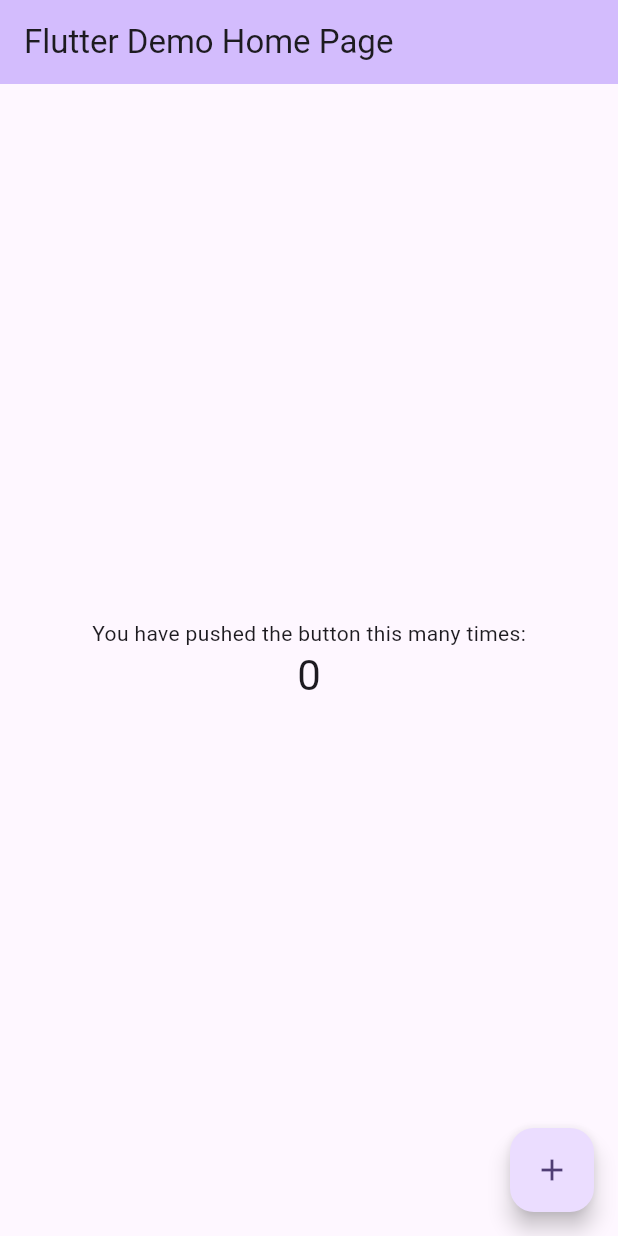
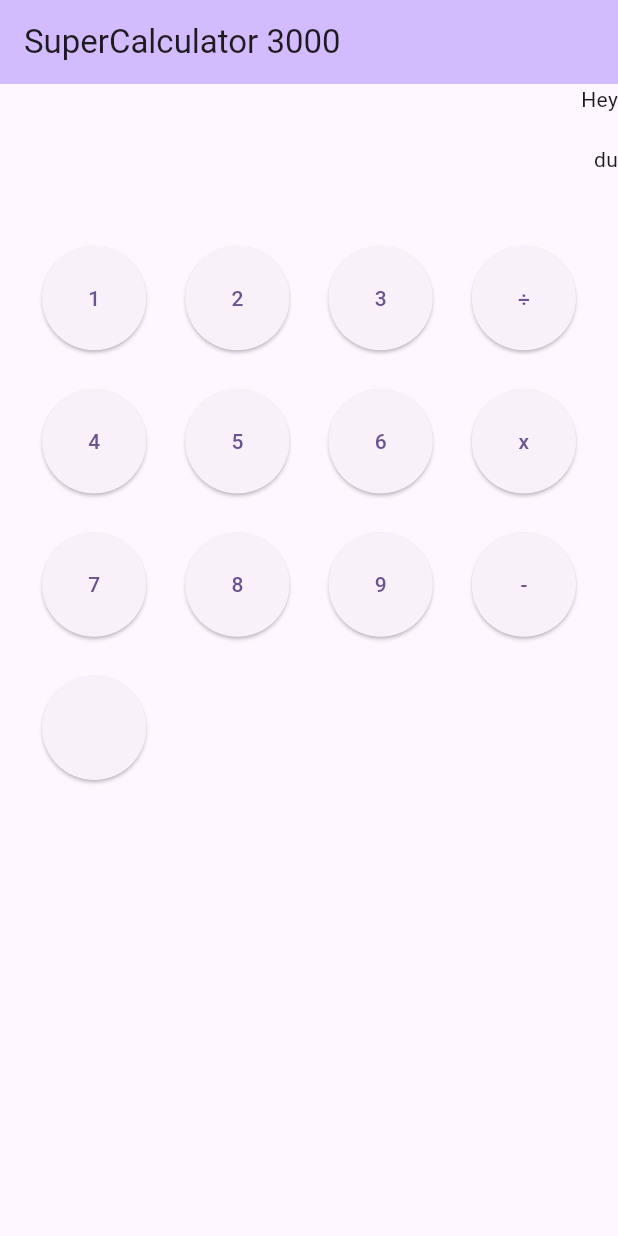
Before and after one commit to Mcfearless314/rpn_calculator, a Flutter app: the screen it shows after launch, on a phone screen of 412 x 824 dp. Run offline on Flutter 3.47's test engine with Material 3 defaults, Android fonts, the phone set to English and light mode, and no system bars.

Commit message:
push all changes

```diff
--- a/lib/main.dart
+++ b/lib/main.dart
@@ -1,11 +1,13 @@
+import 'dart:math';
+
 import 'package:flutter/material.dart';
 
 void main() {
-  runApp(const MyApp());
+  runApp(const MyCalculator());
 }
 
-class MyApp extends StatelessWidget {
-  const MyApp({super.key});
+class MyCalculator extends StatelessWidget {
+  const MyCalculator({super.key});
 
   // This widget is the root of your application.
   @override
@@ -13,40 +15,16 @@
     return MaterialApp(
       title: 'Flutter Demo',
       theme: ThemeData(
-        // This is the theme of your application.
-        //
-        // TRY THIS: Try running your application with "flutter run". You'll see
-        // the application has a purple toolbar. Then, without quitting the app,
-        // try changing the seedColor in the colorScheme below to Colors.green
-        // and then invoke "hot reload" (save your changes or press the "hot
-        // reload" button in a Flutter-supported IDE, or press "r" if you used
-        // the command line to start the app).
-        //
-        // Notice that the counter didn't reset back to zero; the application
-        // state is not lost during the reload. To reset the state, use hot
-        // restart instead.
-        //
-        // This works for code too, not just values: Most code changes can be
-        // tested with just a hot reload.
         colorScheme: ColorScheme.fromSeed(seedColor: Colors.deepPurple),
         useMaterial3: true,
       ),
-      home: const MyHomePage(title: 'Flutter Demo Home Page'),
+      home: const MyHomePage(title: 'SuperCalculator 3000'),
     );
   }
 }
 
 class MyHomePage extends StatefulWidget {
   const MyHomePage({super.key, required this.title});
-
-  // This widget is the home page of your application. It is stateful, meaning
-  // that it has a State object (defined below) that contains fields that affect
-  // how it looks.
-
-  // This class is the configuration for the state. It holds the values (in this
-  // case the title) provided by the parent (in this case the App widget) and
-  // used by the build method of the State. Fields in a Widget subclass are
-  // always marked "final".
 
   final String title;
 
@@ -55,71 +33,143 @@
 }
 
 class _MyHomePageState extends State<MyHomePage> {
-  int _counter = 0;
+  late List<int> _list;
 
-  void _incrementCounter() {
-    setState(() {
-      // This call to setState tells the Flutter framework that something has
-      // changed in this State, which causes it to rerun the build method below
-      // so that the display can reflect the updated values. If we changed
-      // _counter without calling setState(), then the build method would not be
-      // called again, and so nothing would appear to happen.
-      _counter++;
-    });
-  }
+  String get something => "Hey";
+
+  String get somethingElse => "du";
 
   @override
   Widget build(BuildContext context) {
-    // This method is rerun every time setState is called, for instance as done
-    // by the _incrementCounter method above.
-    //
-    // The Flutter framework has been optimized to make rerunning build methods
-    // fast, so that you can just rebuild anything that needs updating rather
-    // than having to individually change instances of widgets.
     return Scaffold(
       appBar: AppBar(
-        // TRY THIS: Try changing the color here to a specific color (to
-        // Colors.amber, perhaps?) and trigger a hot reload to see the AppBar
-        // change color while the other colors stay the same.
         backgroundColor: Theme.of(context).colorScheme.inversePrimary,
-        // Here we take the value from the MyHomePage object that was created by
-        // the App.build method, and use it to set our appbar title.
         title: Text(widget.title),
       ),
-      body: Center(
-        // Center is a layout widget. It takes a single child and positions it
-        // in the middle of the parent.
-        child: Column(
-          // Column is also a layout widget. It takes a list of children and
-          // arranges them vertically. By default, it sizes itself to fit its
-          // children horizontally, and tries to be as tall as its parent.
-          //
-          // Column has various properties to control how it sizes itself and
-          // how it positions its children. Here we use mainAxisAlignment to
-          // center the children vertically; the main axis here is the vertical
-          // axis because Columns are vertical (the cross axis would be
-          // horizontal).
-          //
-          // TRY THIS: Invoke "debug painting" (choose the "Toggle Debug Paint"
-          // action in the IDE, or press "p" in the console), to see the
-          // wireframe for each widget.
-          mainAxisAlignment: MainAxisAlignment.center,
-          children: <Widget>[
-            const Text(
-              'You have pushed the button this many times:',
+      body: Column(
+        children: <Widget>[
+          Row(
+            textDirection: TextDirection.rtl,
+            children: <Widget>[
+              SizedBox(
+                height: 40,
+                child: Text(something),
+              ),
+            ],
+          ),
+          Row(
+            textDirection: TextDirection.rtl,
+            children: <Widget>[
+              SizedBox(
+                height: 40,
+                child: Text(somethingElse),
+              ),
+            ],
+          ),
+          Expanded(
+            child: GridView.count(
+              primary: false,
+              padding: const EdgeInsets.all(20),
+              crossAxisSpacing: 10,
+              mainAxisSpacing: 10,
+              crossAxisCount: 4,
+              children: <Widget>[
+                Container(
+                  padding: const EdgeInsets.all(8),
+                  child: ElevatedButton(
+                    onPressed: () {},
+                    child: const Text("1"),
+                  ),
+                ),
+                Container(
+                  padding: const EdgeInsets.all(8),
+                  child: ElevatedButton(
+                    onPressed: () {},
+                    child: const Text("2"),
+                  ),
+                ),
+                Container(
+                  padding: const EdgeInsets.all(8),
+                  child: ElevatedButton(
+                    onPressed: () {},
+                    child: const Text("3"),
+                  ),
+                ),
+                Container(
+                  padding: const EdgeInsets.all(8),
+                  child: ElevatedButton(
+                    onPressed: () {},
+                    child: const Text("÷"),
+                  ),
+                ),
+                Container(
+                  padding: const EdgeInsets.all(8),
+                  child: ElevatedButton(
+                    onPressed: () {},
+                    child: const Text("4"),
+                  ),
+                ),
+                Container(
+                  padding: const EdgeInsets.all(8),
+                  child: ElevatedButton(
+                    onPressed: () {},
+                    child: const Text("5"),
+                  ),
+                ),
+                Container(
+                  padding: const EdgeInsets.all(8),
+                  child: ElevatedButton(
+                    onPressed: () {},
+                    child: const Text("6"),
+                  ),
+                ),
+                Container(
+                  padding: const EdgeInsets.all(8),
+                  child: ElevatedButton(
+                    onPressed: () {},
+                    child: const Text("x"),
+                  ),
+                ),
+                Container(
+                  padding: const EdgeInsets.all(8),
+                  child: ElevatedButton(
+                    onPressed: () {},
+                    child: const Text("7"),
+                  ),
+                ),
+                Container(
+                  padding: const EdgeInsets.all(8),
+                  child: ElevatedButton(
+                    onPressed: () {},
+                    child: const Text("8"),
+                  ),
+                ),
+                Container(
+                  padding: const EdgeInsets.all(8),
+                  child: ElevatedButton(
+                    onPressed: () {},
+                    child: const Text("9"),
+                  ),
+                ),
+                Container(
+                  padding: const EdgeInsets.all(8),
+                  child: ElevatedButton(
+                    onPressed: () {},
+                    child: const Text("-"),
+                  ),
+                ),
+                Container(
+                  padding: const EdgeInsets.all(8),
+                  child: ElevatedButton(
+                    onPressed: () {},
+                    child: const Text(""),
+                  ),
+                ),
+              ],
             ),
-            Text(
-              '$_counter',
-              style: Theme.of(context).textTheme.headlineMedium,
-            ),
-          ],
-        ),
+          ),
+        ],
       ),
-      floatingActionButton: FloatingActionButton(
-        onPressed: _incrementCounter,
-        tooltip: 'Increment',
-        child: const Icon(Icons.add),
-      ), // This trailing comma makes auto-formatting nicer for build methods.
     );
   }
 }
```
Also changed, not shown: lib/BLL/calc.dart (+60 -0 lines), 2 other files.
